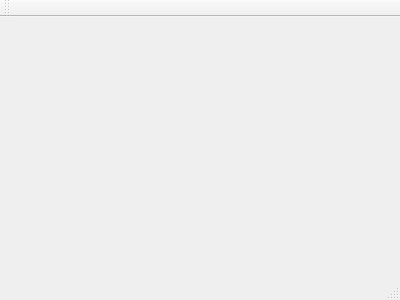
Before: the Qt Designer form HCI/mainwindow.ui in NohaWong/HCI_eyetracker, drawn with Qt 5.
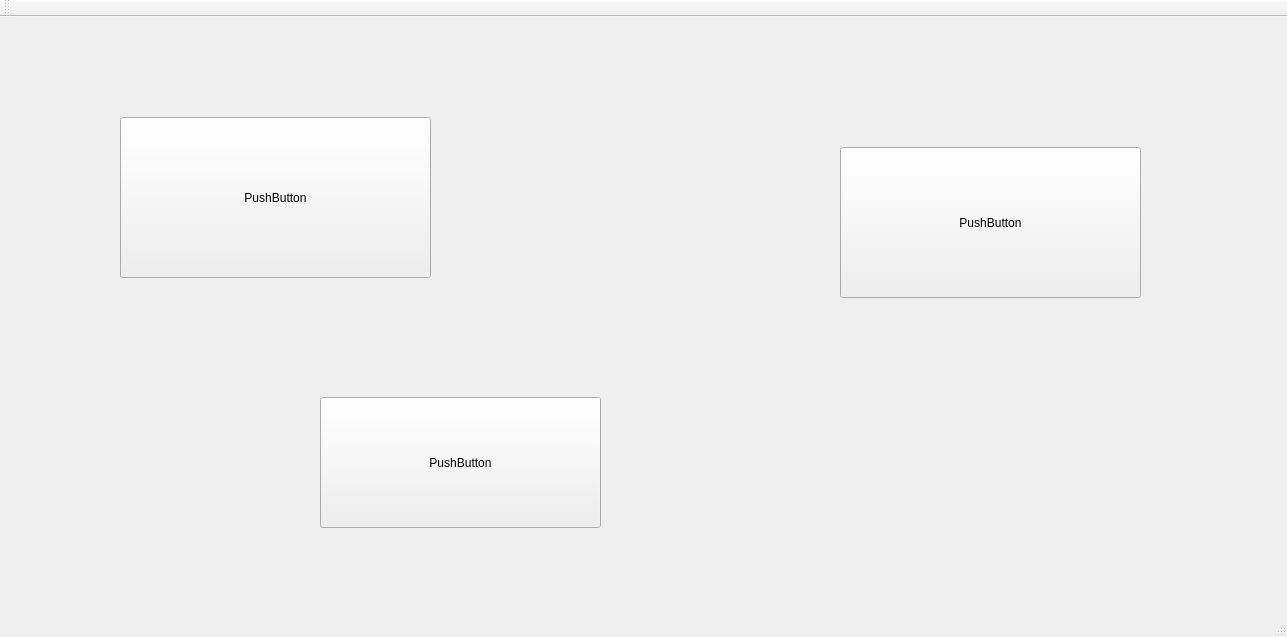
After: the same form once the commit is applied.

Commit message: On essaye de faire le tableau de points

```diff
--- a/HCI/mainwindow.ui
+++ b/HCI/mainwindow.ui
@@ -1,24 +1,79 @@
 <ui version="4.0">
  <class>MainWindow</class>
- <widget class="QMainWindow" name="MainWindow" >
-  <property name="geometry" >
+ <widget class="QMainWindow" name="MainWindow">
+  <property name="geometry">
    <rect>
     <x>0</x>
     <y>0</y>
-    <width>400</width>
-    <height>300</height>
+    <width>1287</width>
+    <height>637</height>
    </rect>
   </property>
   <property name="windowTitle" >
    <string>MainWindow</string>
   </property>
-  <widget class="QMenuBar" name="menuBar" />
-  <widget class="QToolBar" name="mainToolBar" />
-  <widget class="QWidget" name="centralWidget" />
-  <widget class="QStatusBar" name="statusBar" />
+  <widget class="QWidget" name="centralWidget">
+   <widget class="QPushButton" name="pushButton">
+    <property name="geometry">
+     <rect>
+      <x>120</x>
+      <y>100</y>
+      <width>311</width>
+      <height>161</height>
+     </rect>
+    </property>
+    <property name="text">
+     <string>PushButton</string>
+    </property>
+   </widget>
+   <widget class="QPushButton" name="pushButton_2">
+    <property name="geometry">
+     <rect>
+      <x>840</x>
+      <y>130</y>
+      <width>301</width>
+      <height>151</height>
+     </rect>
+    </property>
+    <property name="text">
+     <string>PushButton</string>
+    </property>
+   </widget>
+   <widget class="QPushButton" name="pushButton_3">
+    <property name="geometry">
+     <rect>
+      <x>320</x>
+      <y>380</y>
+      <width>281</width>
+      <height>131</height>
+     </rect>
+    </property>
+    <property name="text">
+     <string>PushButton</string>
+    </property>
+   </widget>
+  </widget>
+  <widget class="QMenuBar" name="menuBar">
+   <property name="geometry">
+    <rect>
+     <x>0</x>
+     <y>0</y>
+     <width>1287</width>
+     <height>27</height>
+    </rect>
+   </property>
+  </widget>
+  <widget class="QToolBar" name="mainToolBar">
+   <attribute name="toolBarArea">
+    <enum>TopToolBarArea</enum>
+   </attribute>
+   <attribute name="toolBarBreak">
+    <bool>false</bool>
+   </attribute>
+  </widget>
+  <widget class="QStatusBar" name="statusBar"/>
  </widget>
- <layoutDefault spacing="6" margin="11" />
- <pixmapfunction></pixmapfunction>
+ <layoutdefault spacing="6" margin="11"/>
  <resources/>
  <connections/>
 </ui>
```
Left out of the diff: 3 changed lines with no effect on the pictures. The commit also changes 2 other files.
